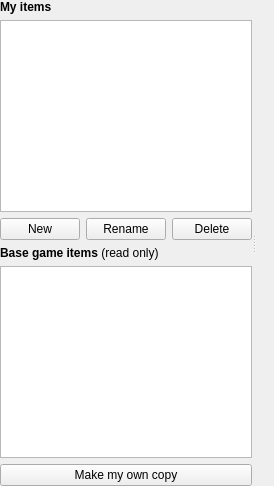
Before: the Qt Designer form src/ui/designer/composite_tab.ui in ThePi1/SPT-Trader-Builder, drawn with Qt 5.
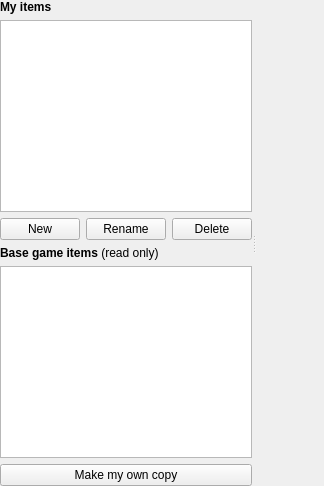
After: the same form once the commit is applied.

Commit message:
Trader and Composite tabs: scroll the right-hand pane instead of squeezing it
With a locked offer, the pane's wrapped quest text needs more height than the
window's minimum allows, so shrinking the window squeezed the layout and the Item
row overlapped the border of the parts list above it. The pane is now in a scroll
area (as the Quests tab's is): the window can shrink further and the pane scrolls.

What changed in the file:
```diff
--- a/src/ui/designer/composite_tab.ui
+++ b/src/ui/designer/composite_tab.ui
@@ -88,6 +88,13 @@
        </item>
       </layout>
      </widget>
+     <widget class="QScrollArea" name="rightScroll">
+      <property name="frameShape">
+       <enum>QFrame::NoFrame</enum>
+      </property>
+      <property name="widgetResizable">
+       <bool>true</bool>
+      </property>
      <widget class="QWidget" name="right">
       <layout class="QVBoxLayout" name="right_layout">
        <property name="leftMargin">
@@ -103,6 +110,7 @@
         <number>9</number>
        </property>
       </layout>
+       </widget>
      </widget>
     </widget>
    </item>
```
Lines whose indentation alone changed are shown as unchanged. The commit also changes 4 other files.
